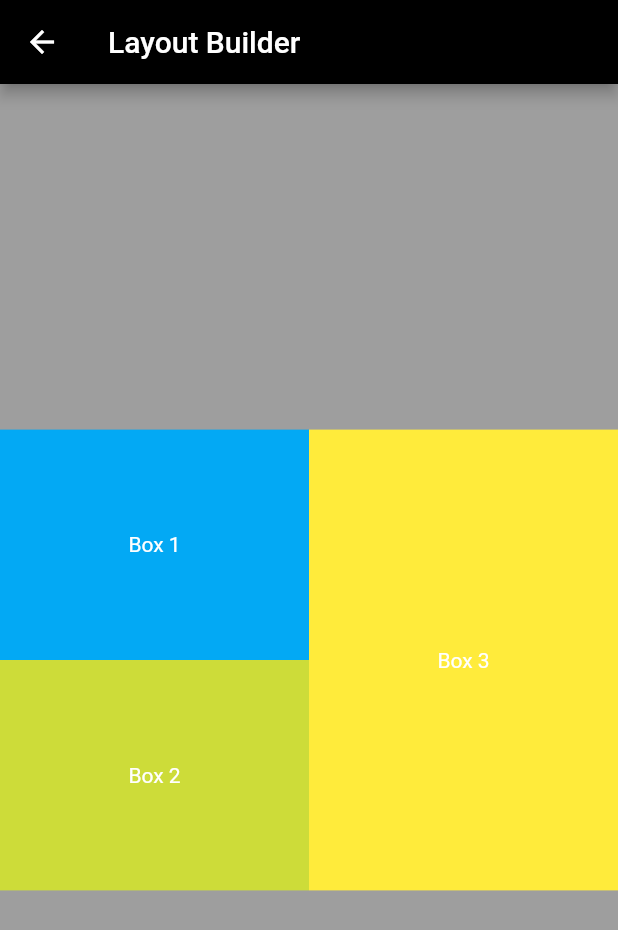
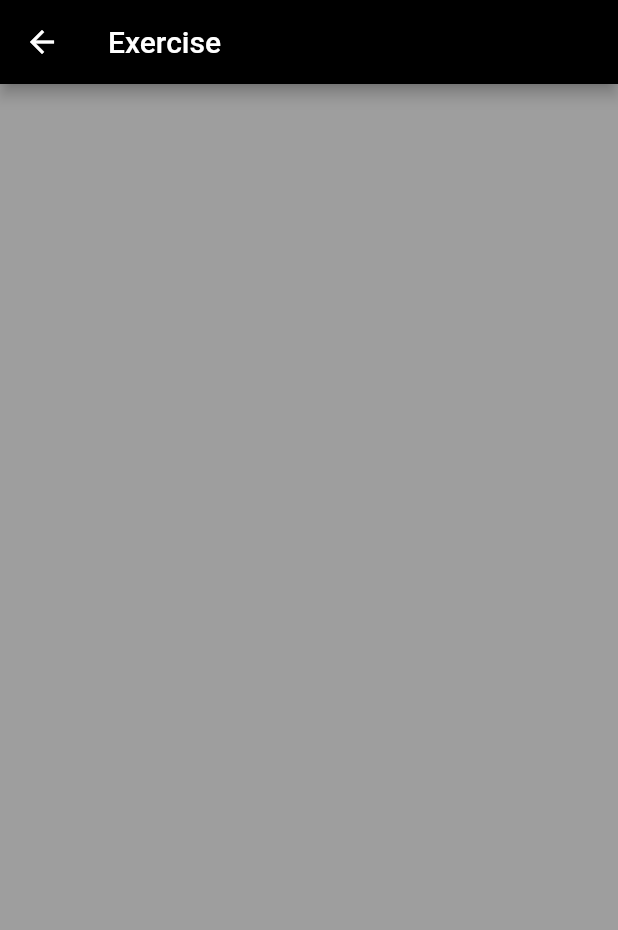
Before and after one commit to jobic10/flutter_again, a Flutter app: the screen it shows after launch, after a tap on "Sign in with Facebook", on a phone screen of 412 x 824 dp. Shown: the top 930 px of the screen. Run offline on Flutter 3.47's test engine with Material 2 defaults, Android fonts, the phone set to English and light mode, and no system bars; our stand-ins replace flutter_screenutil.

Commit message:
Start of exercise

```diff
--- a/lib/app/sign_in/sign_in_page.dart
+++ b/lib/app/sign_in/sign_in_page.dart
@@ -1,7 +1,7 @@
 import 'package:flutter/material.dart';
 import 'package:flutter_again/app/day2/theme.dart';
 import 'package:flutter_again/app/sign_in/sign_in_button.dart';
-import 'package:flutter_again/day3/layout_builder.dart';
+import 'package:flutter_again/day3/layout_exercise.dart';
 import 'package:flutter_again/route/routeConstant.dart';
 
 class SignInPage extends StatelessWidget {
@@ -65,7 +65,7 @@ Widget _buildContent(BuildContext context) {
             imagePath: 'asset/images/facebook.png',
             onPressed: () {
               Navigator.of(context).push(
-                  MaterialPageRoute(builder: (_) => LayoutBuilderScreen()));
+                  MaterialPageRoute(builder: (_) => LayoutBuilderExercise()));
             },
             foreColor: Colors.white,
             backColor: Color(0xFF304D90),
--- /dev/null
+++ b/lib/day3/layout_exercise.dart
@@ -0,0 +1,14 @@
+import 'package:flutter/material.dart';
+
+class LayoutBuilderExercise extends StatelessWidget {
+  const LayoutBuilderExercise({Key? key}) : super(key: key);
+
+  @override
+  Widget build(BuildContext context) {
+    return Scaffold(
+      appBar: AppBar(
+        title: Text('Exercise'),
+      ),
+    );
+  }
+}
```
